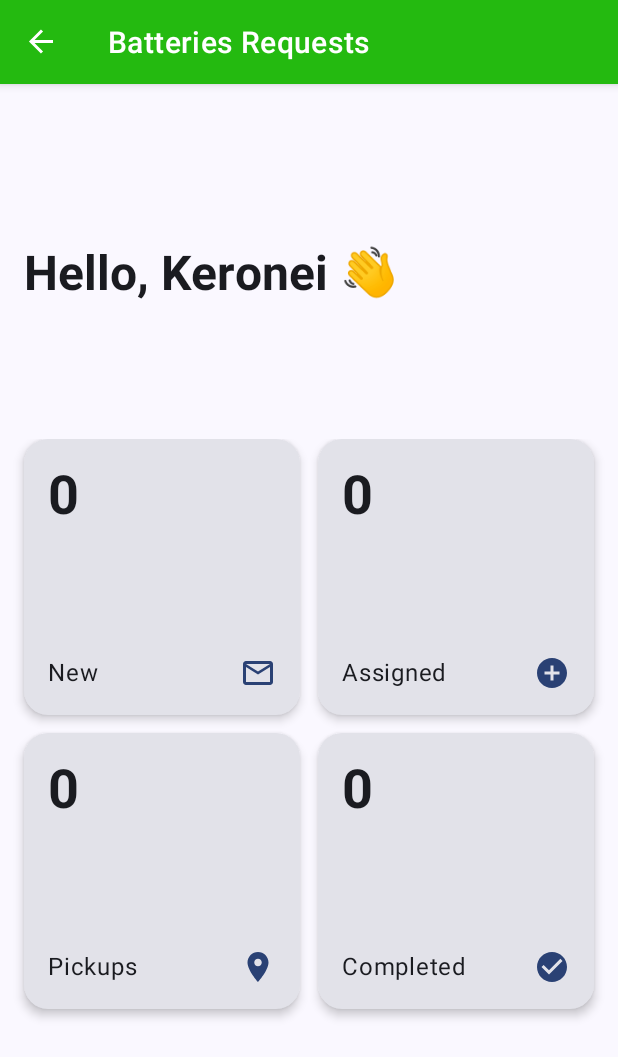
After one commit to keronei/swapper, an Android app built with Jetpack Compose: the AssignedRequestsFragment screen opened through its navigation route, on a phone screen of 412 x 824 dp. The commit adds this screen. Shown: the top 1057 px of the screen. Run offline under Robolectric (Android 15) with nearby library versions, the phone set to English and light mode, and no system bars; our stand-ins replace Dagger/Hilt's generated code, navigation-ui; 2 statements that could not run were skipped.

Commit message:
Add request screen & navigation

```diff
--- /dev/null
+++ b/app/src/main/java/keronei/swapper/dashboard/dispatch/AssignedRequestsFragment.kt
@@ -0,0 +1,31 @@
+package keronei.swapper.dashboard.dispatch
+
+import android.os.Bundle
+import android.view.LayoutInflater
+import android.view.View
+import android.view.ViewGroup
+import androidx.compose.ui.Modifier
+import androidx.compose.ui.platform.ComposeView
+import androidx.fragment.app.Fragment
+import androidx.fragment.app.viewModels
+import dagger.hilt.android.AndroidEntryPoint
+import keronei.swapper.dashboard.DashboardViewModel
+import keronei.swapper.dashboard.dispatch.ui.theme.SwapperTheme
+
+@AndroidEntryPoint
+class AssignedRequestsFragment : Fragment() {
+    private val dashboardViewModel: DashboardViewModel by viewModels()
+
+    override fun onCreateView(
+        inflater: LayoutInflater, container: ViewGroup?,
+        savedInstanceState: Bundle?
+    ): View {
+        return ComposeView(requireContext()).apply {
+            setContent {
+                SwapperTheme {
+                    DispatchLandingScreen(dashboardViewModel, Modifier)
+                }
+            }
+        }
+    }
+}
--- /dev/null
+++ b/app/src/main/java/keronei/swapper/dashboard/dispatch/DispatchLandingScreen.kt
@@ -0,0 +1,239 @@
+package keronei.swapper.dashboard.dispatch
+
+import androidx.compose.foundation.layout.Arrangement
+import androidx.compose.foundation.layout.Box
+import androidx.compose.foundation.layout.Column
+import androidx.compose.foundation.layout.Spacer
+import androidx.compose.foundation.layout.aspectRatio
+import androidx.compose.foundation.layout.fillMaxSize
+import androidx.compose.foundation.layout.fillMaxWidth
+import androidx.compose.foundation.layout.height
+import androidx.compose.foundation.layout.padding
+import androidx.compose.foundation.layout.size
+import androidx.compose.foundation.lazy.LazyColumn
+import androidx.compose.foundation.lazy.grid.GridCells
+import androidx.compose.foundation.lazy.grid.LazyVerticalGrid
+import androidx.compose.foundation.lazy.items
+import androidx.compose.foundation.shape.RoundedCornerShape
+import androidx.compose.material.icons.Icons
+import androidx.compose.material.icons.filled.AddCircle
+import androidx.compose.material.icons.filled.CheckCircle
+import androidx.compose.material.icons.filled.LocationOn
+import androidx.compose.material.icons.filled.MailOutline
+import androidx.compose.material3.Button
+import androidx.compose.material3.Card
+import androidx.compose.material3.CardDefaults
+import androidx.compose.material3.ExperimentalMaterial3Api
+import androidx.compose.material3.Icon
+import androidx.compose.material3.MaterialTheme
+import androidx.compose.material3.ModalBottomSheet
+import androidx.compose.material3.Scaffold
+import androidx.compose.material3.Text
+import androidx.compose.material3.rememberModalBottomSheetState
+import androidx.compose.runtime.Composable
+import androidx.compose.runtime.collectAsState
+import androidx.compose.runtime.getValue
+import androidx.compose.runtime.mutableStateOf
+import androidx.compose.runtime.remember
+import androidx.compose.runtime.setValue
+import androidx.compose.ui.Alignment
+import androidx.compose.ui.Modifier
+import androidx.compose.ui.graphics.vector.ImageVector
+import androidx.compose.ui.text.font.FontWeight
+import androidx.compose.ui.unit.dp
+import keronei.swapper.dashboard.DashboardViewModel
+import keronei.swapper.data.domain.RequestsWithUpdatesModel
+import kotlinx.datetime.Clock
+import kotlinx.datetime.Instant
+
+@OptIn(ExperimentalMaterial3Api::class)
+@Composable
+fun DispatchLandingScreen(dashboardViewModel: DashboardViewModel, modifier: Modifier) {
+
+    Scaffold(
+        modifier = modifier,
+        content = { paddingValues ->
+            var selectedCategory by remember { mutableStateOf<String?>(null) }
+
+            val showSheet = selectedCategory != null
+
+            val requests = dashboardViewModel.requests.collectAsState()
+
+            val newRequests = requests.value.filter { it.request.status == "New" }
+            val assignedRequests = requests.value.filter { it.request.status == "Assigned" }
+            val pickupsRequests = requests.value.filter { it.request.status == "Pickups" }
+            val completedRequests = requests.value.filter { it.request.status == "Completed" }
+
+            val sheetState = rememberModalBottomSheetState(skipPartiallyExpanded = true)
+
+            val cardItems = listOf(
+                Triple("New", newRequests.size, Icons.Default.MailOutline),
+                Triple("Assigned", assignedRequests.size, Icons.Default.AddCircle),
+                Triple("Pickups", pickupsRequests.size, Icons.Default.LocationOn),
+                Triple("Completed", completedRequests.size, Icons.Default.CheckCircle)
+            )
+
+            Column(
+                modifier = Modifier
+                    .padding(paddingValues)
+                    .fillMaxSize()
+                    .padding(16.dp)
+            ) {
+                // Greeting Section
+                Box(
+                    modifier = Modifier
+                        .weight(.3f)
+                        .fillMaxWidth(),
+                    contentAlignment = Alignment.CenterStart
+                ) {
+                    Text(
+                        text = "Hello, Keronei 👋",
+                        style = MaterialTheme.typography.headlineLarge,
+                        fontWeight = FontWeight.Bold
+                    )
+                }
+
+                // Cards Section
+                Column(
+                    modifier = Modifier
+                        .weight(.7f)
+                ) {
+                    LazyVerticalGrid(
+                        columns = GridCells.Fixed(2),
+                        verticalArrangement = Arrangement.spacedBy(12.dp),
+                        horizontalArrangement = Arrangement.spacedBy(12.dp),
+                        modifier = Modifier.fillMaxSize()
+                    ) {
+                        cardItems.forEach { (label, count, icon) ->
+                            item {
+                                HighlightCard(label, count, {
+                                    selectedCategory = label
+                                }, icon)
+                            }
+                        }
+                    }
+
+                    if (showSheet) {
+                        ModalBottomSheet(
+                            onDismissRequest = { selectedCategory = null },
+                            sheetState = sheetState
+                        ) {
+                           val selected = requests.value.filter { it.request.status == selectedCategory}
+
+                            RequestList(
+                                category = selectedCategory!!,
+                                requests = selected
+                            )
+                        }
+                    }
+                }
+            }
+        }
+    )
+}
+
+
+@Composable
+fun HighlightCard(label: String, count: Int, onClick: () -> Unit, icon: ImageVector) {
+    Card(
+        modifier = Modifier
+            .fillMaxWidth()
+            .aspectRatio(1f), // Makes it square-ish
+        shape = RoundedCornerShape(16.dp),
+        elevation = CardDefaults.cardElevation(4.dp),
+        onClick = onClick
+    ) {
+        Box(
+            modifier = Modifier
+                .fillMaxSize()
+                .padding(16.dp)
+        ) {
+            Column(
+                verticalArrangement = Arrangement.SpaceBetween,
+                modifier = Modifier.fillMaxSize()
+            ) {
+                Text(
+                    text = count.toString(),
+                    style = MaterialTheme.typography.displaySmall,
+                    fontWeight = FontWeight.Bold
+                )
+                Text(
+                    text = label,
+                    style = MaterialTheme.typography.bodyLarge
+                )
+            }
+
+            Icon(
+                imageVector = icon,
+                contentDescription = null,
+                modifier = Modifier
+                    .align(Alignment.BottomEnd)
+                    .size(24.dp),
+                tint = MaterialTheme.colorScheme.primary
+            )
+        }
+    }
+}
+
+@Composable
+fun ExpandableRequestCard(request: RequestsWithUpdatesModel) {
+    var expanded by remember { mutableStateOf(false) }
+
+    Card(
+        modifier = Modifier.fillMaxWidth(),
+        onClick = { expanded = !expanded },
+        shape = RoundedCornerShape(12.dp)
+    ) {
+        val parsedInstant = Instant.parse(request.request.createdTime)
+
+        Column(Modifier.padding(16.dp)) {
+            Text(request.request.requestedByStation, fontWeight = FontWeight.Bold)
+            Text("${request.request.requestCount} batteries requested")
+
+            Text(text = timeAgo(parsedInstant), style = MaterialTheme.typography.labelSmall)
+
+            if (expanded) {
+                Spacer(Modifier.height(8.dp))
+                Text(text = request.request.comment, style = MaterialTheme.typography.bodySmall)
+
+                Button({
+                }) {
+                    Text("Update")
+                }
+            }
+        }
+    }
+}
+
+fun timeAgo(instant: Instant): String {
+    val now = Clock.System.now()
+    val duration = now - instant
+
+    return when {
+        duration.inWholeMinutes < 1 -> "just now"
+        duration.inWholeHours < 1 -> "${duration.inWholeMinutes} minutes ago"
+        duration.inWholeDays < 1 -> "${duration.inWholeHours} hours ago"
+        else -> "${duration.inWholeDays} days ago"
+    }
+}
+
+@Composable
+fun RequestList(category: String, requests: List<RequestsWithUpdatesModel>) {
+    Column(
+        Modifier
+            .fillMaxWidth()
+            .padding(16.dp)) {
+        Text(text = category, style = MaterialTheme.typography.headlineMedium)
+
+        Spacer(Modifier.height(8.dp))
+
+        LazyColumn {
+            items(requests) { request ->
+                ExpandableRequestCard(request)
+                Spacer(Modifier.height(8.dp))
+            }
+        }
+
+        Spacer(Modifier.height(16.dp))
+    }
+}
--- a/app/src/main/res/navigation/nav_graph.xml
+++ b/app/src/main/res/navigation/nav_graph.xml
@@ -7,15 +7,25 @@
     <fragment
         android:id="@+id/homeFragment"
         android:name="keronei.swapper.dashboard.DashboardFragment"
-        android:label="HomeFragment" >
+        android:label="" >
         <action
             android:id="@+id/action_homeFragment_to_locationVerificationFragment"
             app:destination="@id/locationVerificationFragment" />
     </fragment>
+
     <fragment
         android:id="@+id/locationVerificationFragment"
         android:name="keronei.swapper.auth.LocationVerificationFragment"
-        android:label="fragment_location_verification"
-        tools:layout="@layout/fragment_location_verification" />
+        android:label="Verification"
+        tools:layout="@layout/fragment_location_verification" >
+        <action
+            android:id="@+id/action_locationVerificationFragment_to_assignedRequestsFragment"
+            app:destination="@id/assignedRequestsFragment" />
+    </fragment>
+
+    <fragment
+        android:id="@+id/assignedRequestsFragment"
+        android:name="keronei.swapper.dashboard.dispatch.AssignedRequestsFragment"
+        android:label="Batteries Requests" />
 
 </navigation>
```
Also changed, not shown: app/src/main/res/layout/fragment_dashboard.xml (+31 -14 lines).
